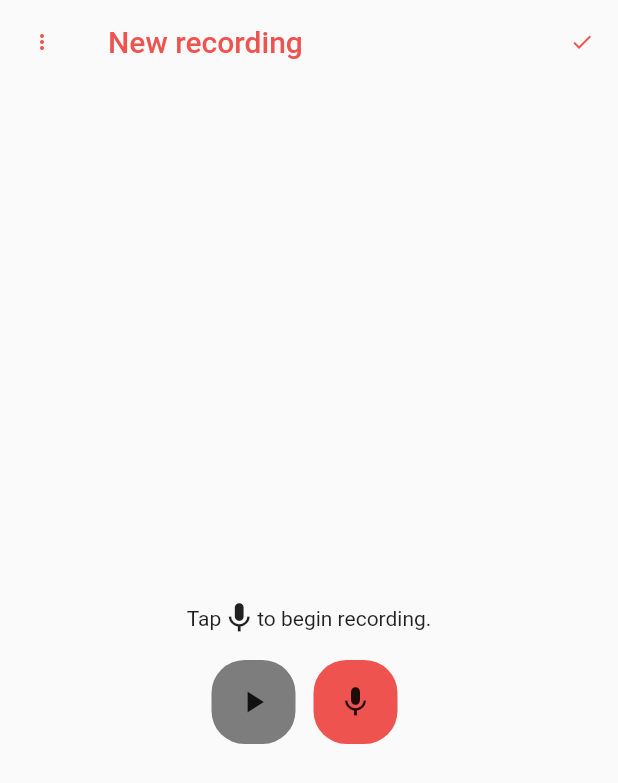
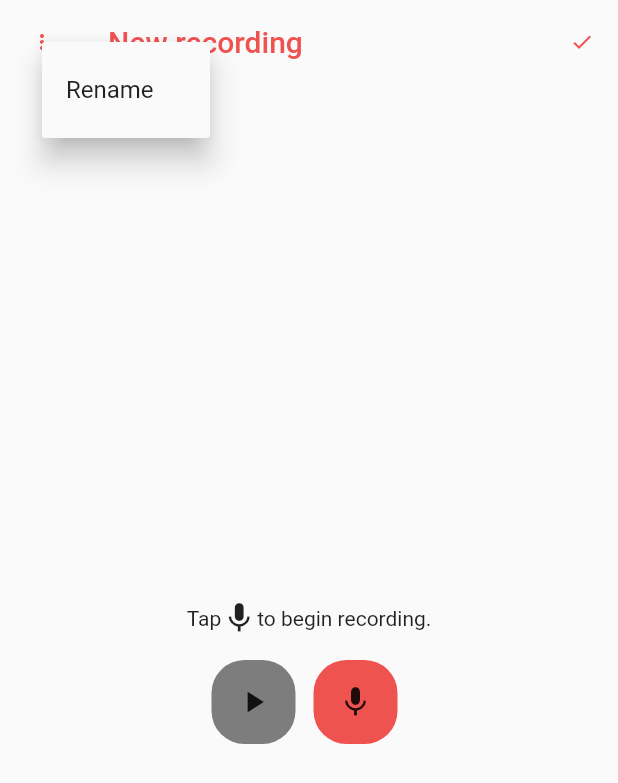
Before and after one commit to william-herring/wave, a Flutter app: the RecordScreen screen opened directly, after a tap on the "more vert" icon, on a phone screen of 412 x 824 dp. Shown: the top 783 px of the screen. Run offline on Flutter 3.47's test engine with Material 2 defaults, Android fonts, the phone set to English and light mode, and no system bars; our stand-ins replace shared_preferences; missing offline and left inert: audio_waveforms, sound_generator; accounts and stored records are empty.

Commit message:
Fixed popup positioning

```diff
--- a/client/lib/screens/record_screen.dart
+++ b/client/lib/screens/record_screen.dart
@@ -84,7 +84,13 @@ class _RecordScreenState extends State<RecordScreen> {
     return Scaffold(
       appBar: AppBar(
         title: Text(title),
-        leading: IconButton(icon: Icon(Icons.adaptive.more), onPressed: () {}),
+        leading: InkWell(child: Icon(Icons.adaptive.more), onTapDown: (details) => showMenu(context: context, position: RelativeRect.fromLTRB(details.globalPosition.dx, details.globalPosition.dy, double.infinity, double.infinity), color: Theme.of(context).scaffoldBackgroundColor,
+            items: <PopupMenuEntry<int>>[
+              const PopupMenuItem<int>(
+                  value: 0,
+                  child: Text('Rename')
+              ),
+            ])),
         actions: [
           IconButton(icon: Icon(AdaptiveIcons.check), onPressed: () => showAdaptiveAlertDialog(context, () {
             recorderController.pause().then((value) => setState(() {
```
Also changed, not shown: client/lib/screens/plot_screen.dart (+7 -1 lines).
